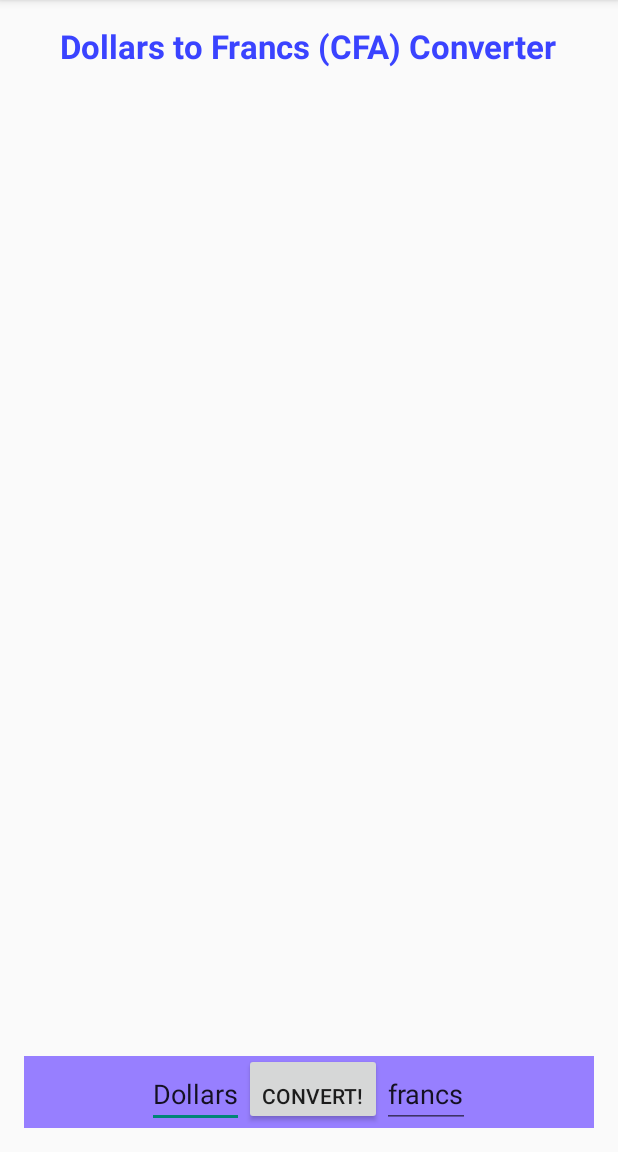
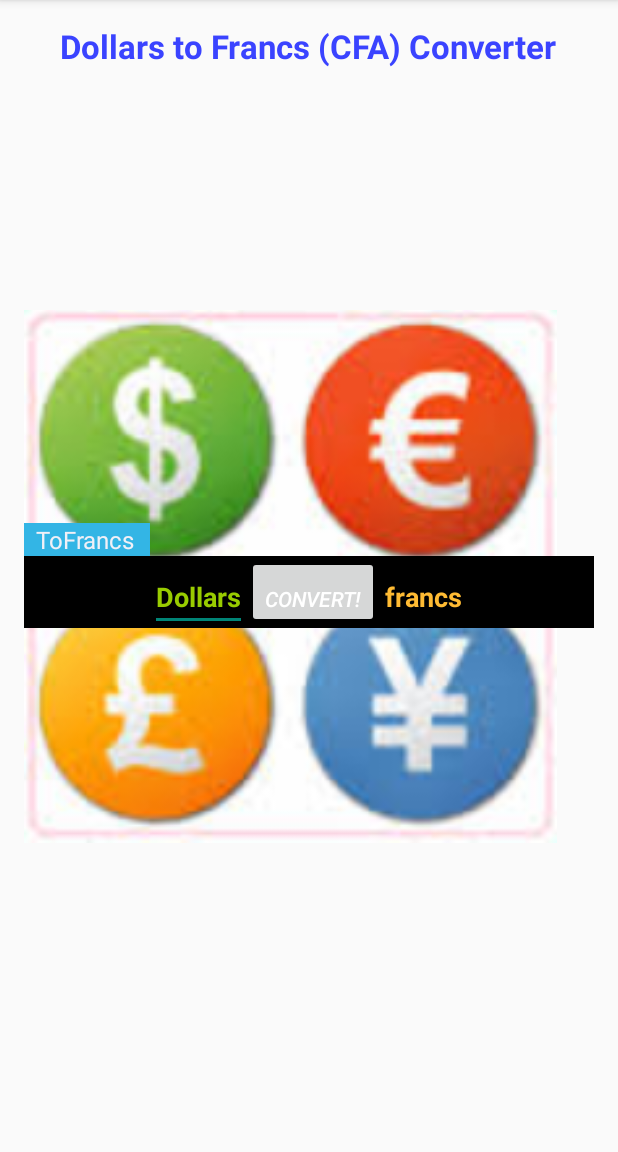
Before and after one commit to rwtaggart/CS6392015, an Android app: the screen it shows after launch (MainActivity), after a tap on "CONVERT!", on a phone screen of 412 x 824 dp, the part 84-1236 px from its top. Run offline under Robolectric (Android 15) with nearby library versions, the phone set to English and light mode, and no system bars.

Commit message:
Added functionality and spinner for choosing conversion. Added images for dopeness factor. Min SDK: 3.0.4

```diff
--- a/RichardTaggartMidterm/app/src/main/java/com/github/rwtaggart/richardtaggartmidterm/MainActivityFragment.java
+++ b/RichardTaggartMidterm/app/src/main/java/com/github/rwtaggart/richardtaggartmidterm/MainActivityFragment.java
@@ -1,26 +1,31 @@
 package com.github.rwtaggart.richardtaggartmidterm;
 
 import android.content.Context;
+import android.content.res.Resources;
 import android.support.v4.app.Fragment;
 import android.os.Bundle;
 import android.util.Log;
 import android.view.LayoutInflater;
 import android.view.View;
 import android.view.ViewGroup;
+import android.widget.ArrayAdapter;
 import android.widget.Button;
 import android.widget.EditText;
+import android.widget.Spinner;
 import android.widget.TextView;
 import android.widget.Toast;
 
+import java.text.DecimalFormat;
 import java.text.NumberFormat;
 
 
 /**
  * A placeholder fragment containing a simple view.
  */
-public class MainActivityFragment extends Fragment {
+public class MainActivityFragment extends Fragment implements View.OnClickListener {
 
     private static final String ACTIVITY_TAG       = "ConverterActivity";
+    enum eConversionMethod  {cTO_DOLLARS, cTO_FRANCS};
     private static final double CONVERT_US_TO_CFA  = 586.84;  //  1 Dollar = 586.84 Francs CFA.
     public MainActivityFragment() {
     }
@@ -30,16 +35,38 @@ public class MainActivityFragment extends Fragment {
                              Bundle savedInstanceState) {
         final View fragmentView = inflater.inflate(R.layout.fragment_main, container, false);
 
-        //  Create action for convert button
+        //  Create action for convert button and EditViews.
         //  NOTE:  This only goes one way: from dollars to francs.
-        //  TODO:  Make it go both ways. For now we will just have two buttons.
-        //  TODO:  Make conversion happen "live" upon update of editviews.
+        //  TODO:  Make conversion happen "live" upon update of EditView's.
         Button convertButton = (Button)fragmentView.findViewById(R.id.convert_button);
-        if (convertButton != null) {
-            convertButton.setOnClickListener(new View.OnClickListener() {
+        if (convertButton != null)
+            convertButton.setOnClickListener(MainActivityFragment.this);
+
+        EditText dollarsText = (EditText) fragmentView.findViewById(R.id.dollars_editText);
+        if (dollarsText != null)
+            dollarsText.setOnClickListener(new ClearEditText());
+
+        EditText francsText = (EditText) fragmentView.findViewById(R.id.francs_editText);
+        if (francsText != null)
+            francsText.setOnClickListener(new ClearEditText());
+
+        //  Populate Spinner object with options.
+        Spinner convertSpinner = (Spinner) fragmentView.findViewById(R.id.convert_spinner);
+        if (convertSpinner != null)
+        {
+            ArrayAdapter<CharSequence> adapter = ArrayAdapter.createFromResource(getActivity().getBaseContext(), R.array.converter_items, android.R.layout.simple_spinner_item);
+            adapter.setDropDownViewResource(android.R.layout.simple_spinner_dropdown_item);
+            convertSpinner.setAdapter(adapter);
+        }
+
+        return fragmentView;
+    }
+
+
+
     @Override
-                //  TODO:  Move this to a new class for listening to clicks. Too crowded here.
     public void onClick(View v) {
+        View fragmentView = getView();
         EditText dollarsText = (EditText) fragmentView.findViewById(R.id.dollars_editText);
         EditText francsText = (EditText) fragmentView.findViewById(R.id.francs_editText);
 
@@ -48,15 +75,46 @@ public class MainActivityFragment extends Fragment {
             return; //  Not sure if this kind of checking is necessary to print for errors. I'm paranoid.
         }
 
+        Resources res = getResources();
+        String[] convert_spinner_array = res.getStringArray(R.array.converter_items);
+        eConversionMethod convMethod = eConversionMethod.cTO_FRANCS;  //  Initialize to a default.
+
+        Spinner convertSpinner = (Spinner) fragmentView.findViewById(R.id.convert_spinner);
+        if (convertSpinner == null ) {
+            Log.e(ACTIVITY_TAG, "Could not find spinner. Using dollars->francs as default.");
+        }
+
+        //  Find the selection for conversion. We probably don't need enum's, but I used them anyway.
+        //  NOTE:  The order that we display the items in XML matters here!!! We should probably find a way to fix that.
+        if (convertSpinner.getSelectedItem() != null)
+            if (convertSpinner.getSelectedItem().toString().equals(convert_spinner_array[0]))
+                convMethod = eConversionMethod.cTO_FRANCS;
+            else if (convertSpinner.getSelectedItem().toString().equals(convert_spinner_array[1]))
+                convMethod = eConversionMethod.cTO_DOLLARS;
+            else
+                Log.e(ACTIVITY_TAG, "Could not match spinner item. Using dollars->francs as default. " + "spinnerItem=" + convertSpinner.getSelectedItem().toString() + ", match[0]="    + convert_spinner_array[0] + ", match[1]="    + convert_spinner_array[1]);
+        else
+            Log.e(ACTIVITY_TAG, "No Item Selected.");
+
+        Log.v(ACTIVITY_TAG, "convMethod=" + convMethod.toString());
         try {
-                        double dollars = Double.parseDouble(dollarsText.getText().toString());
-//                        double francs  = Double.parseDouble(francsText.getText().toString());  //  Error, could not parse double.
-                        double francs  = 0.0;
+            DecimalFormat dformat = new DecimalFormat("0.00");
+            double dollars, francs;
+            double conversion = CONVERT_US_TO_CFA;
+            if (convMethod == eConversionMethod.cTO_FRANCS) {
+                dollars = Double.parseDouble(dollarsText.getText().toString());
+                conversion = CONVERT_US_TO_CFA;
+                francs = dollars * conversion;
+            } else {
+                francs  = Double.parseDouble(francsText.getText().toString());
+                conversion = 1 / CONVERT_US_TO_CFA;  //  We want the inverse here.
+                dollars = francs * conversion;
+            }
 
-                        //  TODO:  Choose which way to perform the conversion.
-                        francs = dollars * CONVERT_US_TO_CFA;
-                        Log.v(ACTIVITY_TAG, "dollars=" + Double.toString(dollars) + ", francs=" + Double.toString(francs));
-                        francsText.setText(Double.toString(francs), TextView.BufferType.EDITABLE);
+            Log.v(ACTIVITY_TAG, "dollars=" + Double.toString(dollars) + ", francs=" + Double.toString(francs) + ", conversion=" + Double.toString(conversion));
+
+            dollarsText.setText ("$" + dformat.format(dollars), TextView.BufferType.EDITABLE);
+            francsText.setText  (dformat.format(francs), TextView.BufferType.EDITABLE);
 
         } catch (NumberFormatException e) {
             Log.e(ACTIVITY_TAG, "Could not parse string.", e);
@@ -64,17 +122,4 @@ public class MainActivityFragment extends Fragment {
             Toast.makeText(context, "Could not parse double! Try again.", Toast.LENGTH_SHORT);
         }
     }
-            });
-
-            EditText dollarsText = (EditText) fragmentView.findViewById(R.id.dollars_editText);
-            if (dollarsText != null)
-                dollarsText.setOnClickListener(new ClearEditText());
-
-            EditText francsText = (EditText) fragmentView.findViewById(R.id.francs_editText);
-            if (francsText != null)
-                francsText.setOnClickListener(new ClearEditText());
 }
-
-        return fragmentView;
-    }
-}
--- a/RichardTaggartMidterm/app/src/main/res/layout/fragment_main.xml
+++ b/RichardTaggartMidterm/app/src/main/res/layout/fragment_main.xml
@@ -4,6 +4,18 @@
     android:paddingRight="@dimen/activity_horizontal_margin"
     android:paddingTop="@dimen/activity_vertical_margin"
     android:paddingBottom="@dimen/activity_vertical_margin" tools:context=".MainActivityFragment">
+
+    <ImageView
+        android:layout_width="wrap_content"
+        android:layout_height="wrap_content"
+        android:id="@+id/imageView"
+        android:src="@drawable/moneyconverter"
+        android:layout_alignParentBottom="true"
+        android:layout_alignRight="@+id/title.textView"
+        android:layout_alignEnd="@+id/title.textView"
+        android:layout_alignParentTop="true"
+        android:layout_alignParentLeft="true"
+        android:layout_alignParentStart="true" />
 
     <TextView
         android:layout_width="wrap_content"
@@ -18,21 +30,40 @@
         android:singleLine="false" />
 
     <LinearLayout
+        android:orientation="vertical"
+        android:layout_width="match_parent"
+        android:layout_height="match_parent"
+        android:gravity="fill_horizontal|center_vertical|center_horizontal">
+
+        <Spinner
+            android:layout_width="wrap_content"
+            android:layout_height="wrap_content"
+            android:id="@+id/convert_spinner"
+            android:background="@android:color/holo_blue_light"
+            android:popupBackground="@android:color/holo_green_light"
+
+            style="@style/Base.AlertDialog.AppCompat.Light">
+
+        </Spinner>
+
+        <LinearLayout
             android:orientation="horizontal"
             android:layout_width="match_parent"
             android:layout_height="wrap_content"
-        android:layout_alignParentBottom="true"
-        android:layout_centerHorizontal="true"
-        android:gravity="center_horizontal|bottom"
-        android:background="#ff977fff"
-        android:id="@+id/linearLayout">
+            android:layout_alignParentBottom="false"
+            android:background="@android:color/background_dark"
+            android:id="@+id/linearLayout"
+            android:layout_centerInParent="true"
+            android:gravity="center_horizontal">
 
             <EditText
                 android:layout_width="wrap_content"
                 android:layout_height="wrap_content"
                 android:id="@+id/dollars_editText"
                 android:gravity="left"
-            android:text="Dollars" />
+                android:text="Dollars"
+                android:textStyle="bold"
+                android:textColor="@android:color/holo_green_light" />
 
             <Button
                 android:layout_width="wrap_content"
@@ -40,22 +71,19 @@
                 android:text="Convert!"
                 android:id="@+id/convert_button"
                 android:gravity="bottom"
-            android:shadowColor="@color/accent_material_dark" />
+                android:shadowColor="@color/accent_material_dark"
+                android:textColor="@android:color/primary_text_dark"
+                android:textStyle="italic" />
 
             <EditText
                 android:layout_width="wrap_content"
                 android:layout_height="wrap_content"
                 android:id="@+id/francs_editText"
-            android:text="francs" />
+                android:text="francs"
+                android:textColor="@android:color/holo_orange_light"
+                android:textStyle="bold" />
         </LinearLayout>
 
-    <Space
-        android:layout_width="20px"
-        android:layout_height="20px"
-        android:layout_alignBottom="@+id/linearLayout"
-        android:layout_alignParentLeft="true"
-        android:layout_alignParentStart="true"
-        android:layout_marginLeft="133dp"
-        android:layout_marginStart="133dp"
-        android:layout_marginBottom="106dp" />
+    </LinearLayout>
+
 </RelativeLayout>
--- a/RichardTaggartMidterm/app/src/main/res/values/strings.xml
+++ b/RichardTaggartMidterm/app/src/main/res/values/strings.xml
@@ -2,4 +2,8 @@
     <string name="app_name">RichardTaggartMidterm</string>
     <string name="hello_world">Hello world!</string>
     <string name="action_settings">Settings</string>
+    <string-array name="converter_items">
+        <item>ToFrancs</item>
+        <item>ToDollars</item>
+    </string-array>
 </resources>
```
Also changed, not shown: RichardTaggartMidterm/app/src/main/res/drawable/moneyconverter.jpg (added), RichardTaggartMidterm/app/src/main/res/moneyconverter.jpg (added), 1 other file. Lines whose indentation alone changed are shown as unchanged.
